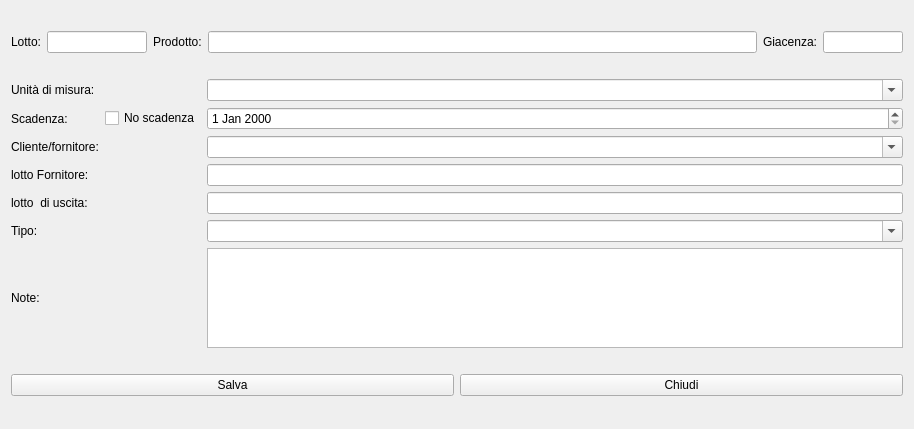
This is hmodifylot.ui in fblabs/hamlet-mod-sancon as Qt 5 draws it before an edit. The edited form follows.
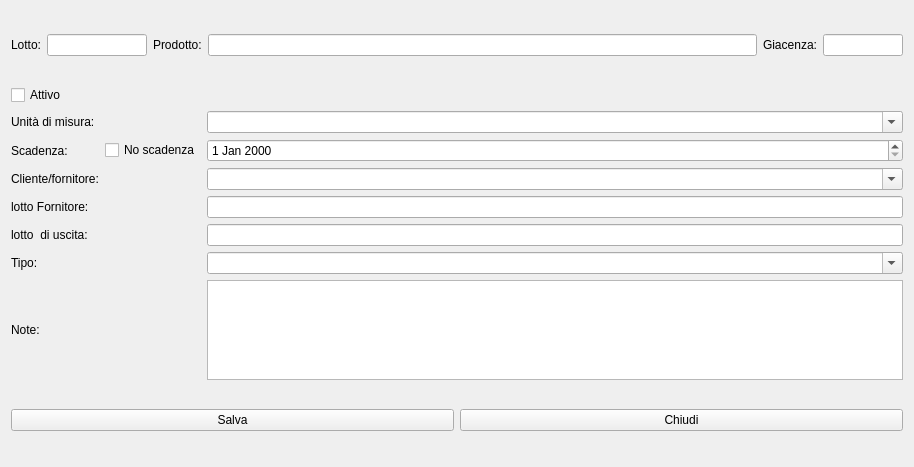
This is the edited form. Icons and pictures are not drawn.

Diff of the .ui file:
```diff
--- a/hmodifylot.ui
+++ b/hmodifylot.ui
@@ -10,7 +10,7 @@
     <x>0</x>
     <y>0</y>
     <width>914</width>
-    <height>429</height>
+    <height>467</height>
    </rect>
   </property>
   <property name="windowTitle">
@@ -19,16 +19,26 @@
   <layout class="QVBoxLayout" name="verticalLayout">
    <item>
     <layout class="QGridLayout" name="gridLayout">
-     <item row="0" column="0">
-      <widget class="QLabel" name="label">
+     <item row="0" column="6">
+      <widget class="QLineEdit" name="leGiac">
        <property name="maximumSize">
         <size>
-         <width>40</width>
+         <width>80</width>
          <height>16777215</height>
         </size>
        </property>
-       <property name="text">
-        <string>Lotto:</string>
+      </widget>
+     </item>
+     <item row="0" column="4">
+      <widget class="QLineEdit" name="leProd">
+       <property name="maximumSize">
+        <size>
+         <width>16777215</width>
+         <height>16777215</height>
+        </size>
+       </property>
+       <property name="readOnly">
+        <bool>true</bool>
        </property>
       </widget>
      </item>
@@ -45,7 +55,7 @@
        </property>
       </widget>
      </item>
-     <item row="0" column="4">
+     <item row="0" column="5">
       <widget class="QLabel" name="label_5">
        <property name="maximumSize">
         <size>
@@ -58,7 +68,7 @@
        </property>
       </widget>
      </item>
-     <item row="0" column="2">
+     <item row="0" column="3">
       <widget class="QLabel" name="label_3">
        <property name="maximumSize">
         <size>
@@ -71,26 +81,16 @@
        </property>
       </widget>
      </item>
-     <item row="0" column="3">
-      <widget class="QLineEdit" name="leProd">
+     <item row="0" column="0">
+      <widget class="QLabel" name="label">
        <property name="maximumSize">
         <size>
-         <width>16777215</width>
+         <width>40</width>
          <height>16777215</height>
         </size>
        </property>
-       <property name="readOnly">
-        <bool>true</bool>
-       </property>
-      </widget>
-     </item>
-     <item row="0" column="5">
-      <widget class="QLineEdit" name="leGiac">
-       <property name="maximumSize">
-        <size>
-         <width>80</width>
-         <height>16777215</height>
-        </size>
+       <property name="text">
+        <string>Lotto:</string>
        </property>
       </widget>
      </item>
@@ -98,111 +98,118 @@
    </item>
    <item>
     <layout class="QGridLayout" name="gridLayout_2">
-     <item row="0" column="2">
-      <widget class="QComboBox" name="cbUm">
-       <property name="editable">
-        <bool>true</bool>
+     <item row="8" column="2">
+      <widget class="QPlainTextEdit" name="plainTextEdit">
+       <property name="maximumSize">
+        <size>
+         <width>16777215</width>
+         <height>100</height>
+        </size>
        </property>
-       <property name="insertPolicy">
-        <enum>QComboBox::NoInsert</enum>
-       </property>
       </widget>
      </item>
-     <item row="0" column="0">
-      <widget class="QLabel" name="label_2">
-       <property name="text">
-        <string>Unità di misura:</string>
-       </property>
-      </widget>
-     </item>
-     <item row="3" column="2">
-      <widget class="QComboBox" name="cbAnag">
-       <property name="editable">
-        <bool>true</bool>
-       </property>
-       <property name="insertPolicy">
-        <enum>QComboBox::NoInsert</enum>
-       </property>
-      </widget>
-     </item>
-     <item row="3" column="0">
+     <item row="4" column="0">
       <widget class="QLabel" name="label_6">
        <property name="text">
         <string>Cliente/fornitore:</string>
        </property>
       </widget>
      </item>
-     <item row="4" column="2">
-      <widget class="QLineEdit" name="leLotFornitore"/>
+     <item row="1" column="2">
+      <widget class="QComboBox" name="cbUm">
+       <property name="editable">
+        <bool>true</bool>
+       </property>
+       <property name="insertPolicy">
+        <enum>QComboBox::NoInsert</enum>
+       </property>
+      </widget>
      </item>
      <item row="5" column="0">
-      <widget class="QLabel" name="label_8">
-       <property name="text">
-        <string>lotto  di uscita:</string>
-       </property>
-      </widget>
-     </item>
-     <item row="4" column="0">
       <widget class="QLabel" name="label_7">
        <property name="text">
         <string>lotto Fornitore:</string>
        </property>
       </widget>
      </item>
+     <item row="2" column="0">
+      <widget class="QLabel" name="label_4">
+       <property name="text">
+        <string>Scadenza:</string>
+       </property>
+      </widget>
+     </item>
      <item row="6" column="0">
+      <widget class="QLabel" name="label_8">
+       <property name="text">
+        <string>lotto  di uscita:</string>
+       </property>
+      </widget>
+     </item>
+     <item row="6" column="2">
+      <widget class="QLineEdit" name="leEan"/>
+     </item>
+     <item row="2" column="2">
+      <widget class="QDateEdit" name="deScad"/>
+     </item>
+     <item row="7" column="0">
       <widget class="QLabel" name="label_9">
        <property name="text">
         <string>Tipo:</string>
        </property>
       </widget>
      </item>
-     <item row="7" column="0">
+     <item row="4" column="2">
+      <widget class="QComboBox" name="cbAnag">
+       <property name="editable">
+        <bool>true</bool>
+       </property>
+       <property name="insertPolicy">
+        <enum>QComboBox::NoInsert</enum>
+       </property>
+      </widget>
+     </item>
+     <item row="1" column="0">
+      <widget class="QLabel" name="label_2">
+       <property name="text">
+        <string>Unità di misura:</string>
+       </property>
+      </widget>
+     </item>
+     <item row="8" column="0">
       <widget class="QLabel" name="label_10">
        <property name="text">
         <string>Note:</string>
        </property>
       </widget>
      </item>
-     <item row="7" column="2">
-      <widget class="QPlainTextEdit" name="plainTextEdit">
-       <property name="maximumSize">
-        <size>
-         <width>16777215</width>
-         <height>100</height>
-        </size>
-       </property>
-      </widget>
-     </item>
-     <item row="6" column="2">
-      <widget class="QComboBox" name="cbtipo">
-       <property name="editable">
-        <bool>true</bool>
-       </property>
-       <property name="insertPolicy">
-        <enum>QComboBox::NoInsert</enum>
-       </property>
-      </widget>
-     </item>
      <item row="5" column="2">
-      <widget class="QLineEdit" name="leEan"/>
+      <widget class="QLineEdit" name="leLotFornitore"/>
      </item>
-     <item row="1" column="2">
-      <widget class="QDateEdit" name="deScad"/>
-     </item>
-     <item row="1" column="0">
-      <widget class="QLabel" name="label_4">
-       <property name="text">
-        <string>Scadenza:</string>
-       </property>
-      </widget>
-     </item>
-     <item row="1" column="1">
+     <item row="2" column="1">
       <widget class="QCheckBox" name="cbScad">
        <property name="text">
         <string>No scadenza</string>
        </property>
       </widget>
      </item>
+     <item row="7" column="2">
+      <widget class="QComboBox" name="cbtipo">
+       <property name="editable">
+        <bool>true</bool>
+       </property>
+       <property name="insertPolicy">
+        <enum>QComboBox::NoInsert</enum>
+       </property>
+      </widget>
+     </item>
+     <item row="0" column="0">
+      <widget class="QCheckBox" name="cbAttivo">
+       <property name="text">
+        <string>Attivo</string>
+       </property>
+      </widget>
+     </item>
     </layout>
    </item>
    <item>
```
